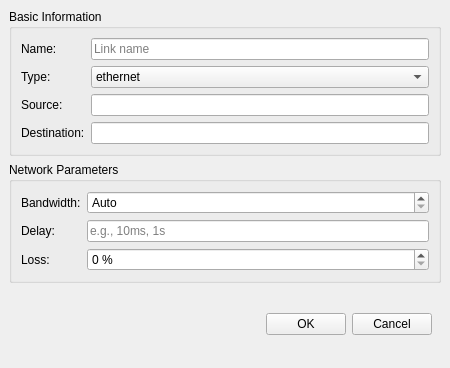
adaptivenetworklab/NetFlux5G, file netflux5g-editor/src/gui/ui/Link_properties.ui: the form before one commit.
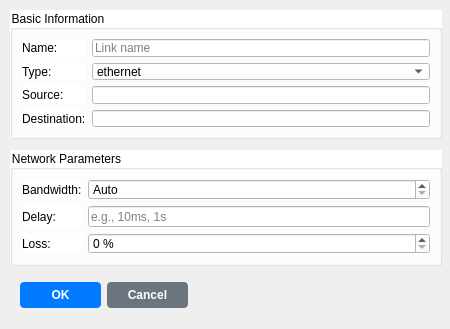
The form after the commit.

The edit to the form file:
```diff
--- a/netflux5g-editor/src/gui/ui/Link_properties.ui
+++ b/netflux5g-editor/src/gui/ui/Link_properties.ui
@@ -1,28 +1,40 @@
 <?xml version="1.0" encoding="UTF-8"?>
 <ui version="4.0">
- <class>LinkPropertiesWindow</class>
- <widget class="QMainWindow" name="LinkPropertiesWindow">
+ <class>MainWindow</class>
+ <widget class="QMainWindow" name="MainWindow">
   <property name="geometry">
    <rect>
     <x>0</x>
     <y>0</y>
     <width>450</width>
-    <height>368</height>
+    <height>329</height>
    </rect>
   </property>
   <property name="windowTitle">
-   <string>Link Properties</string>
+   <string>MainWindow</string>
   </property>
   <widget class="QWidget" name="centralwidget">
-   <layout class="QVBoxLayout" name="verticalLayout_main">
-    <item>
      <widget class="QGroupBox" name="groupBox_basic">
+    <property name="geometry">
+     <rect>
+      <x>10</x>
+      <y>10</y>
+      <width>432</width>
+      <height>129</height>
+     </rect>
+    </property>
+    <property name="styleSheet">
+     <string notr="true">background-color: rgb(255, 255, 255);</string>
+    </property>
       <property name="title">
        <string>Basic Information</string>
       </property>
       <layout class="QGridLayout" name="gridLayout_basic">
        <item row="0" column="1">
         <widget class="QLineEdit" name="lineEdit_name">
+       <property name="styleSheet">
+        <string notr="true">background-color: rgb(255, 255, 255);</string>
+       </property>
          <property name="placeholderText">
           <string>Link name</string>
          </property>
@@ -35,22 +47,11 @@
          </property>
         </widget>
        </item>
-       <item row="2" column="1">
-        <widget class="QLineEdit" name="lineEdit_source">
-         <property name="readOnly">
-          <bool>true</bool>
-         </property>
-        </widget>
-       </item>
-       <item row="3" column="1">
-        <widget class="QLineEdit" name="lineEdit_destination">
-         <property name="readOnly">
-          <bool>true</bool>
-         </property>
-        </widget>
-       </item>
        <item row="1" column="1">
         <widget class="QComboBox" name="comboBox_type">
+       <property name="styleSheet">
+        <string notr="true">background-color: rgb(255, 255, 255);</string>
+       </property>
          <item>
           <property name="text">
            <string>ethernet</string>
@@ -63,6 +64,26 @@
          </item>
         </widget>
        </item>
+     <item row="3" column="1">
+      <widget class="QLineEdit" name="lineEdit_destination">
+       <property name="styleSheet">
+        <string notr="true">background-color: rgb(255, 255, 255);</string>
+       </property>
+       <property name="readOnly">
+        <bool>true</bool>
+       </property>
+      </widget>
+     </item>
+     <item row="2" column="1">
+      <widget class="QLineEdit" name="lineEdit_source">
+       <property name="styleSheet">
+        <string notr="true">background-color: rgb(255, 255, 255);</string>
+       </property>
+       <property name="readOnly">
+        <bool>true</bool>
+       </property>
+      </widget>
+     </item>
        <item row="1" column="0">
         <widget class="QLabel" name="label_type">
          <property name="text">
@@ -86,9 +107,18 @@
        </item>
       </layout>
      </widget>
-    </item>
-    <item>
      <widget class="QGroupBox" name="groupBox_parameters">
+    <property name="geometry">
+     <rect>
+      <x>10</x>
+      <y>150</y>
+      <width>432</width>
+      <height>116</height>
+     </rect>
+    </property>
+    <property name="styleSheet">
+     <string notr="true">background-color: rgb(255, 255, 255);</string>
+    </property>
       <property name="title">
        <string>Network Parameters</string>
       </property>
@@ -102,6 +132,9 @@
        </item>
        <item row="0" column="1">
         <widget class="QSpinBox" name="spinBox_bandwidth">
+       <property name="styleSheet">
+        <string notr="true">background-color: rgb(255, 255, 255);</string>
+       </property>
          <property name="specialValueText">
           <string>Auto</string>
          </property>
@@ -128,6 +161,9 @@
        </item>
        <item row="1" column="1">
         <widget class="QLineEdit" name="lineEdit_delay">
+       <property name="styleSheet">
+        <string notr="true">background-color: rgb(255, 255, 255);</string>
+       </property>
          <property name="placeholderText">
           <string>e.g., 10ms, 1s</string>
          </property>
@@ -142,6 +178,9 @@
        </item>
        <item row="2" column="1">
         <widget class="QSpinBox" name="spinBox_loss">
+       <property name="styleSheet">
+        <string notr="true">background-color: rgb(255, 255, 255);</string>
+       </property>
          <property name="inputMethodHints">
           <set>Qt::ImhFormattedNumbersOnly</set>
          </property>
@@ -155,35 +194,61 @@
        </item>
       </layout>
      </widget>
-    </item>
-    <item>
-     <widget class="QFrame" name="frame_buttons">
-      <property name="frameShape">
-       <enum>QFrame::NoFrame</enum>
-      </property>
-      <layout class="QHBoxLayout" name="horizontalLayout_buttons">
-       <item>
-        <spacer name="horizontalSpacer">
-         <property name="orientation">
-          <enum>Qt::Horizontal</enum>
-         </property>
-         <property name="sizeHint" stdset="0">
-          <size>
-           <width>40</width>
-           <height>20</height>
-          </size>
-         </property>
-        </spacer>
-       </item>
-       <item>
+   <widget class="QWidget" name="gridLayoutWidget">
+    <property name="geometry">
+     <rect>
+      <x>20</x>
+      <y>280</y>
+      <width>168</width>
+      <height>31</height>
+     </rect>
+    </property>
+    <layout class="QGridLayout" name="gridLayout">
+     <item row="0" column="0">
         <widget class="QPushButton" name="pushButton_ok">
+       <property name="styleSheet">
+        <string notr="true">
+         QPushButton {
+          background-color: rgb(0, 123, 255);
+          color: white;
+          border: none;
+          padding: 6px 12px;
+          border-radius: 4px;
+          font-weight: bold;
+         }
+         QPushButton:hover {
+          background-color: rgb(0, 105, 217);
+         }
+         QPushButton:pressed {
+          background-color: rgb(0, 86, 179);
+         }
+        </string>
+       </property>
          <property name="text">
           <string>OK</string>
          </property>
         </widget>
        </item>
-       <item>
+     <item row="0" column="1">
         <widget class="QPushButton" name="pushButton_cancel">
+       <property name="styleSheet">
+        <string notr="true">
+         QPushButton {
+          background-color: rgb(108, 117, 125);
+          color: white;
+          border: none;
+          padding: 6px 12px;
+          border-radius: 4px;
+          font-weight: bold;
+         }
+         QPushButton:hover {
+          background-color: rgb(90, 98, 104);
+         }
+         QPushButton:pressed {
+          background-color: rgb(73, 80, 87);
+         }
+        </string>
+       </property>
          <property name="text">
           <string>Cancel</string>
          </property>
@@ -191,8 +256,6 @@
        </item>
       </layout>
      </widget>
-    </item>
-   </layout>
   </widget>
  </widget>
  <resources/>
```
Lines whose indentation alone changed are shown as unchanged.
